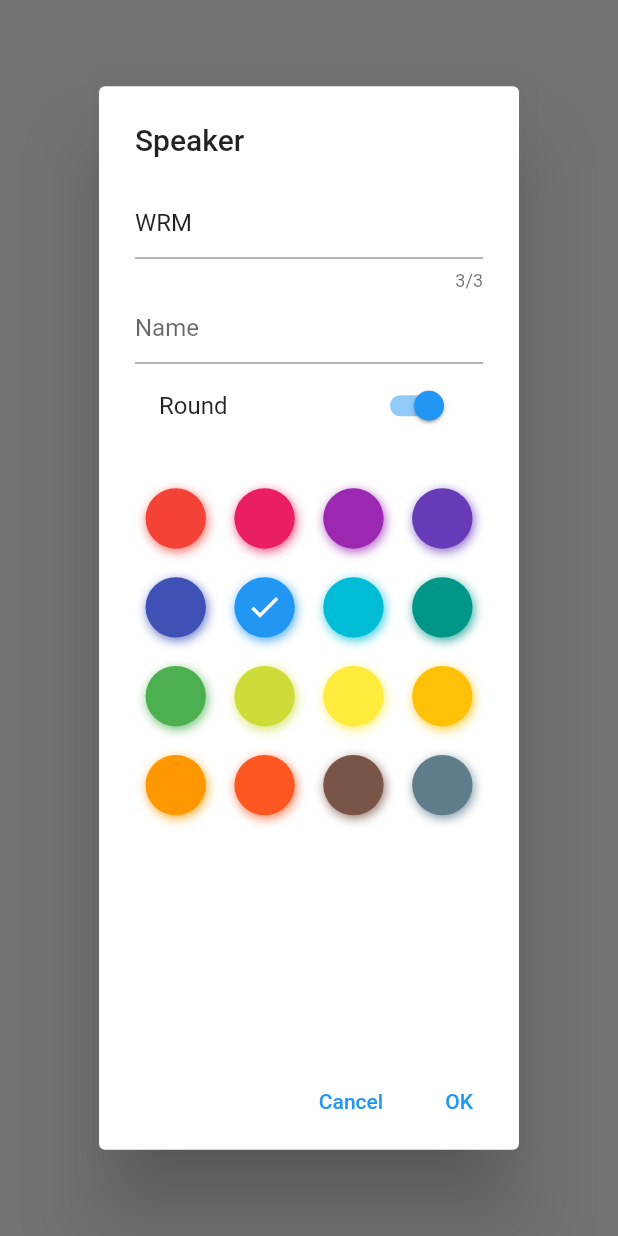
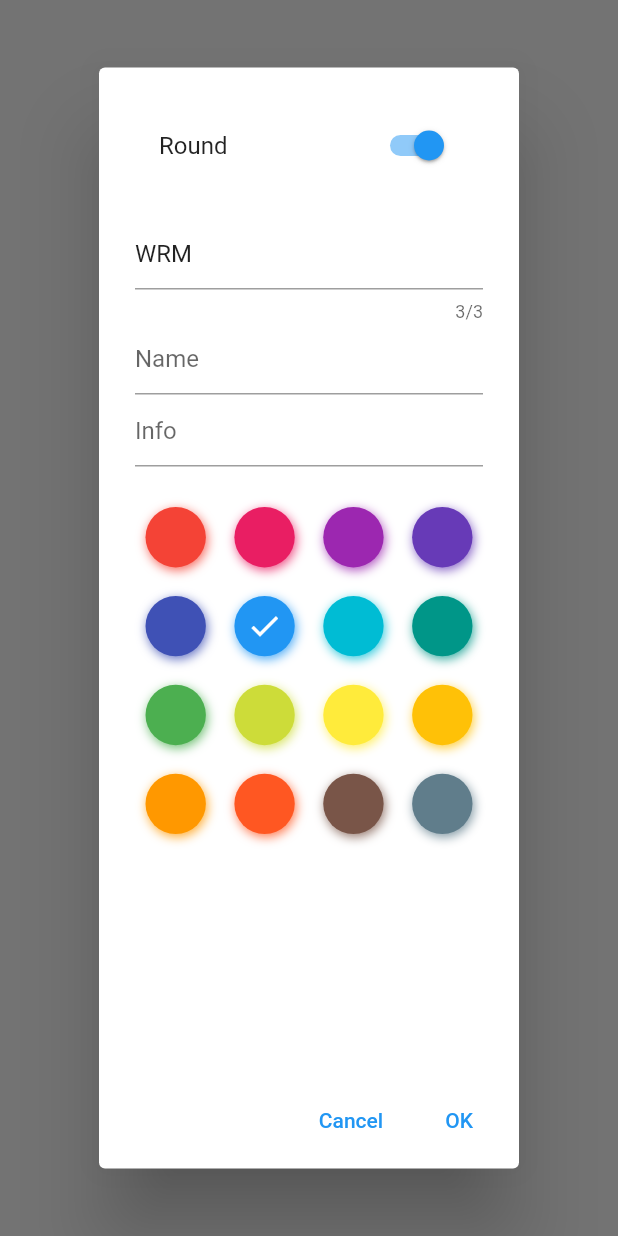
Before and after one commit to csar/speak_time, a Flutter app: what showDialogWithFields() shows on an empty page, opened directly with empty values, on a phone screen of 412 x 824 dp. Run offline on Flutter 3.47's test engine with Material 2 defaults, Android fonts, the phone set to English and light mode, and no system bars; drawn by our look-alikes of flutter_colorpicker; our stand-ins replace random_string; missing offline and left inert: dart:html.

Commit message:
Drag and place improvement

```diff
--- a/lib/main.dart
+++ b/lib/main.dart
@@ -132,7 +132,11 @@ class MyHomePage extends StatelessWidget {
                                             child: InkWell(
                                               child: Draggable(
                                                 child: icon,
-                                                feedback: icon,
+                                                feedback: Container(
+                                            width: bubbleSize,
+                                            height: bubbleSize,decoration: BoxDecoration(
+                                                    shape: (speaker.round) ? BoxShape.circle : BoxShape.rectangle,
+                                                    color: speaker.color)),
                                                 data: speaker,
 
                                                 // onDragEnd: (d) => m.moveTo(e, d)
@@ -195,15 +199,17 @@ void showDialogWithFields(BuildContext context, Speaker s) async {
     context: context,
     builder: (context) {
 
-      var emailController = TextEditingController();
-      emailController.text = s.id;
+      var idController = TextEditingController();
+      idController.text = s.id;
       var color = s.color;
       var round = s.round;
 
-      var messageController = TextEditingController();
-      messageController.text=s.name;
+      var nameController = TextEditingController();
+      nameController.text=s.name;
+      var infoController = TextEditingController();
+      infoController.text=s.info;
       return StatefulBuilder(builder: (context, setState) => AlertDialog(
-        title: Text('Speaker'),
+        title: SwitchListTile(title:Text("Round"), value: round, onChanged: (v)=> setState(()=>round=v),),
         content: SizedBox(
           //height: double.maxFinite,
           width: 200,
@@ -211,16 +217,19 @@ void showDialogWithFields(BuildContext context, Speaker s) async {
             shrinkWrap: true,
             children: [
               TextFormField(
-                controller: emailController,
+                controller: idController,
                 maxLength: 3,
                 expands: false,
                 decoration: InputDecoration(hintText: 'Initial'),
               ),
               TextFormField(
-                controller: messageController,
+                controller: nameController,
                 decoration: InputDecoration(hintText: 'Name'),
               ),
-              SwitchListTile(title:Text("Round"), value: round, onChanged: (v)=> setState(()=>round=v),),
+              TextFormField(
+                controller: infoController,
+                decoration: InputDecoration(hintText: 'Info'),
+              ),
               SizedBox(
                 height: 20,
               ),
@@ -262,9 +271,10 @@ void showDialogWithFields(BuildContext context, Speaker s) async {
           TextButton(
             onPressed: () {
               // Send them to your email maybe?
-              s.id = emailController.text;
+              s.id = idController.text;
               s.color = color;
-              s.name = messageController.text;
+              s.name = nameController.text;
+              s.info = infoController.text;
               s.round = round;
               Navigator.pop(context);
             },
--- a/lib/model.dart
+++ b/lib/model.dart
@@ -6,6 +6,7 @@ import 'dart:async';
 import 'package:path_provider/path_provider.dart';
 import 'package:flutter/foundation.dart';
 import 'package:random_string/random_string.dart';
+import 'package:speak_time/main.dart';
 import 'package:speak_time/web.dart';
 
 class Clock extends ChangeNotifier {
@@ -71,7 +72,7 @@ class Model extends ChangeNotifier {
 
 
   add() {
-    var nw = Speaker(details!.localPosition.dx,details!.localPosition.dy);
+    var nw = Speaker(details!.localPosition.dx-bubbleSize/2,details!.localPosition.dy-bubbleSize/2);
     icons.add(nw);
     notifyListeners();
   }
@@ -109,10 +110,13 @@ class Model extends ChangeNotifier {
   }
   move(DragTargetDetails dtd) {
     Speaker sp = dtd.data;
-    print(dragstart);
+    final sx = sp.x-dragstart!.dx;
+    final sy = sp.y-dragstart!.dy;
+    print(sx);
+    print(sy);
     print(dtd.offset);
-    sp.x += dtd.offset.dx-dragstart!.dx;
-    sp.y += dtd.offset.dy-dragstart!.dy;
+    sp.x = dtd.offset.dx;//-sx;
+    sp.y = dtd.offset.dy;//-sy;
     notifyListeners();
 
   }
@@ -132,11 +136,11 @@ class Model extends ChangeNotifier {
   }
 
   save()  async {
-    var data = "Speaker,Name,Start,Duration\n";
+    var data = "Speaker,Name,Info,Start,Duration,Round\n";
 
     for (var s in icons) {
       for ( var p in s.parts) {
-        data += '${s.id},${s.name},${DateTime.fromMillisecondsSinceEpoch( p.from).toIso8601String()},${p.duration}\n';
+        data += '${s.id},${s.name},${s.info},${DateTime.fromMillisecondsSinceEpoch( p.from).toIso8601String()},${p.duration},${s.round}\n';
       }
     }
 
@@ -165,6 +169,7 @@ int? started;
 
   Color  color = Colors.blue;
   String name="";
+  String info="";
   bool round=true;
 
 start() {
```
Also changed, not shown: 1 other file.
